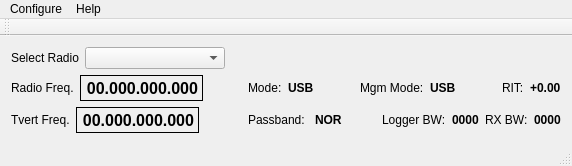
Above: mqt/MqtRigControl/rigcontrolmainwindow.ui from zsteva/backup-minos2 before the change. Below: the same form after it.
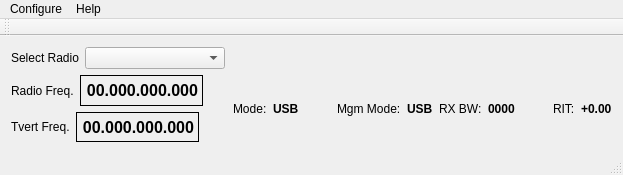
That is the form after the change.

Commit message: passband removed from rigcontrol and rigcontrolframe - use ignore passband in set mode

```diff
--- a/mqt/MqtRigControl/rigcontrolmainwindow.ui
+++ b/mqt/MqtRigControl/rigcontrolmainwindow.ui
@@ -6,15 +6,15 @@
    <rect>
     <x>0</x>
     <y>0</y>
-    <width>572</width>
-    <height>166</height>
+    <width>623</width>
+    <height>175</height>
    </rect>
   </property>
   <property name="windowTitle">
    <string>Minos Rig Control</string>
   </property>
   <widget class="QWidget" name="centralWidget">
-   <layout class="QHBoxLayout" name="horizontalLayout_11">
+   <layout class="QHBoxLayout" name="horizontalLayout_3">
     <item>
      <layout class="QVBoxLayout" name="verticalLayout_2">
       <item>
@@ -210,6 +210,26 @@
                 </property>
                </widget>
               </item>
+              <item>
+               <widget class="QLabel" name="label_2">
+                <property name="text">
+                 <string>RX BW:</string>
+                </property>
+               </widget>
+              </item>
+              <item>
+               <widget class="QLabel" name="passBandlbl">
+                <property name="font">
+                 <font>
+                  <weight>75</weight>
+                  <bold>true</bold>
+                 </font>
+                </property>
+                <property name="text">
+                 <string>0000</string>
+                </property>
+               </widget>
+              </item>
               <item>
                <spacer name="horizontalSpacer_3">
                 <property name="orientation">
@@ -254,78 +274,6 @@
             </item>
            </layout>
           </item>
-          <item row="2" column="0">
-           <layout class="QHBoxLayout" name="horizontalLayout_4">
-            <item>
-             <widget class="QLabel" name="label">
-              <property name="text">
-               <string>Passband:</string>
-              </property>
-             </widget>
-            </item>
-            <item>
-             <widget class="QLabel" name="passBandState">
-              <property name="font">
-               <font>
-                <weight>75</weight>
-                <bold>true</bold>
-               </font>
-              </property>
-              <property name="text">
-               <string>NOR</string>
-              </property>
-             </widget>
-            </item>
-            <item>
-             <layout class="QHBoxLayout" name="horizontalLayout_3">
-              <item>
-               <widget class="QLabel" name="label_5">
-                <property name="text">
-                 <string>Logger BW:</string>
-                </property>
-               </widget>
-              </item>
-              <item>
-               <widget class="QLabel" name="logpbwidthlbl">
-                <property name="font">
-                 <font>
-                  <weight>75</weight>
-                  <bold>true</bold>
-                 </font>
-                </property>
-                <property name="text">
-                 <string>0000</string>
-                </property>
-               </widget>
-              </item>
-              <item>
-               <layout class="QHBoxLayout" name="horizontalLayout_6">
-                <item>
-                 <widget class="QLabel" name="label_2">
-                  <property name="text">
-                   <string>RX BW:</string>
-                  </property>
-                 </widget>
-                </item>
-                <item>
-                 <widget class="QLabel" name="passBandlbl">
-                  <property name="font">
-                   <font>
-                    <weight>75</weight>
-                    <bold>true</bold>
-                   </font>
-                  </property>
-                  <property name="text">
-                   <string>0000</string>
-                  </property>
-                 </widget>
-                </item>
-               </layout>
-              </item>
-             </layout>
-            </item>
-           </layout>
-          </item>
          </layout>
         </item>
        </layout>
@@ -339,7 +287,7 @@
     <rect>
      <x>0</x>
      <y>0</y>
-     <width>572</width>
+     <width>623</width>
      <height>21</height>
     </rect>
    </property>
```
The commit also changes 22 other files.
